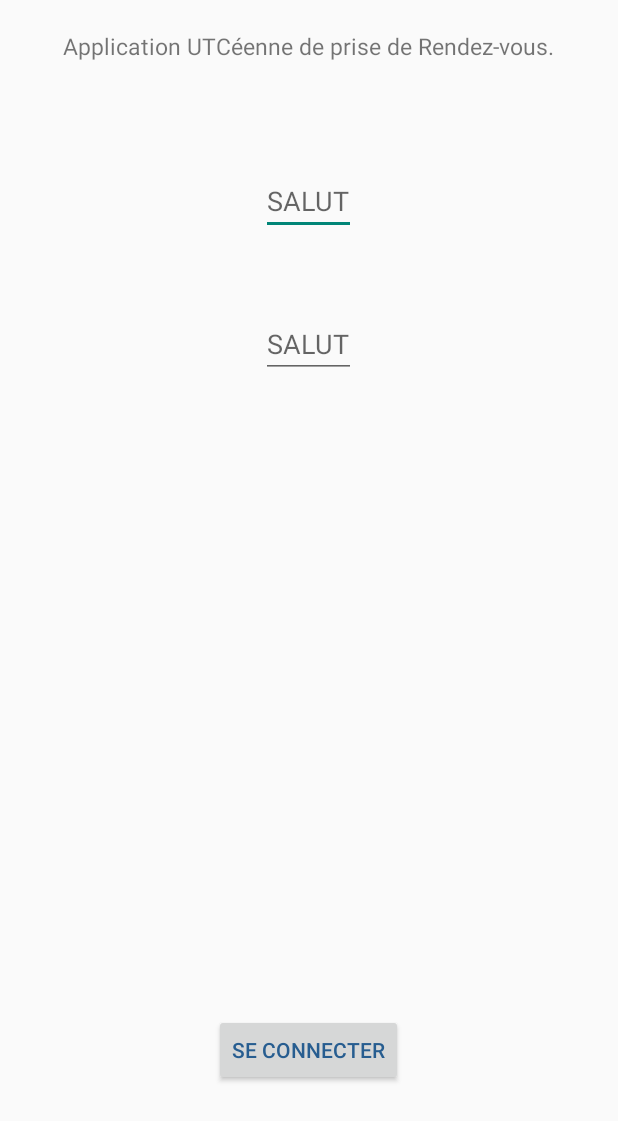
After one commit to 5k4nd/ReuniUT, an Android app: the layout activity_menu.xml on its own in the app's theme, with its tools: preview values and no code run, on a phone screen of 412 x 824 dp. The commit adds this screen. Shown: the top 1121 px of the screen. Run offline under Robolectric (Android 15) with nearby library versions, the phone set to English and light mode, and no system bars.

Commit message:
ajout du menu

```diff
--- a/app/src/main/java/fr/baptabl/reuniut/Creneau.java
+++ b/app/src/main/java/fr/baptabl/reuniut/Creneau.java
@@ -1,11 +1,12 @@
 package fr.baptabl.reuniut;
 
-import java.util;
+//import java.util;
+
+import java.util.Date;
 
 /**
  * Created by Quentin on 10/12/14.
  */
-
 
 public class Creneau{
 	private Date debut;
--- a/app/src/main/java/fr/baptabl/reuniut/ReuniUTActivity.java
+++ b/app/src/main/java/fr/baptabl/reuniut/ReuniUTActivity.java
@@ -1,5 +1,6 @@
 package fr.baptabl.reuniut;
 
+import android.content.Intent;
 import android.support.v7.app.ActionBarActivity;
 import android.os.Bundle;
 import android.view.Menu;
@@ -14,7 +15,6 @@ import android.widget.Toast;
 
 import org.apache.http.client.HttpClient;
 import org.apache.http.impl.client.DefaultHttpClient;
-
 
 public class ReuniUTActivity extends ActionBarActivity implements View.OnClickListener/*, ImageGetter*/ {
     /*
@@ -71,10 +71,12 @@ public class ReuniUTActivity extends ActionBarActivity implements View.OnClickLi
         Toast toast = Toast.makeText(this,strKeeplog, duration);
         toast.show();
 
+        Intent newActivity = new Intent(ReuniUTActivity.this, ReuniUTMenu.class);
 
+        // on rajoute un extra
+        //newActivity.putExtra(AGE, 31);
 
-
-
+        startActivity(newActivity);
 
     }
 
--- /dev/null
+++ b/app/src/main/java/fr/baptabl/reuniut/ReuniUTMenu.java
@@ -0,0 +1,24 @@
+package fr.baptabl.reuniut;
+
+import android.content.Intent;
+import android.os.Bundle;
+import android.support.v7.app.ActionBarActivity;
+
+/**
+ * Created by bat on 10/12/14.
+ */
+
+public class ReuniUTMenu extends ActionBarActivity {
+    @Override
+    public void onCreate(Bundle savedInstanceState) {
+        super.onCreate(savedInstanceState);
+        setContentView(R.layout.activity_menu);
+
+        Intent i = getIntent(); //on récupère le parent
+
+        //on récupère l'extra passé
+        //int age = i.getIntExtra(ReuniUTActivity.AGE, 0);
+
+
+    }
+}
--- a/app/src/main/java/fr/baptabl/reuniut/Reunion.java
+++ b/app/src/main/java/fr/baptabl/reuniut/Reunion.java
@@ -1,10 +1,11 @@
 package fr.baptabl.reuniut;
 
-import java.util;
+import java.util.Date;
 
 /**
  * Created by jean on 20/11/14.
  */
+
 public class Reunion {
 	private Groupe essentiel;
 	private Groupe optionnel;
@@ -29,11 +30,11 @@ public class Reunion {
 
 	//Getters and Setters
 	private void setEssentiel(Groupe groupe){
-		this.groupe=groupe;
+		this.essentiel=groupe;
 	}
 
 	private void setOptionnel(Groupe groupe){
-		this.groupe=groupe;
+		this.essentiel=groupe;
 	}
 
 	private EnsCreneau trouveCreneau(){
--- a/app/src/main/java/fr/baptabl/reuniut/UTCeenManager.java
+++ b/app/src/main/java/fr/baptabl/reuniut/UTCeenManager.java
@@ -3,6 +3,7 @@ package fr.baptabl.reuniut;
 /**
  * Created by jean on 20/11/14.
  */
+
 public class UTCeenManager {
 	private UTCeen utceen;
 	private UTCeen first;
@@ -42,7 +43,7 @@ public class UTCeenManager {
 	private void ajoutUTCeen(String nom, String prenom, String login){
 	}
 
-	private UTCceen getUTCeen(String nom, String prenom, String login){return null;}
+	//private UTCceen getUTCeen(String nom, String prenom, String login){return null;}
 
 
 }
--- /dev/null
+++ b/app/src/main/res/layout/activity_menu.xml
@@ -0,0 +1,114 @@
+<?xml version="1.0" encoding="utf-8"?>
+
+<!-- un Layout hérite toujours de la classe abstraite ViewGroup, qui elle-même hérite de View -->
+<!-- un Widget hérite également de View -->
+<!-- un VieGroup peut contenir un View -->
+<!-- donc TOUT peut s'imbriquer -->
+
+<RelativeLayout
+    xmlns:android="http://schemas.android.com/apk/res/android"
+    xmlns:tools="http://schemas.android.com/tools"
+    android:layout_width="match_parent"
+    android:layout_height="match_parent"
+    android:orientation="vertical"
+    >
+
+    <!-- TAILLES
+    match (fill avant la V8): autant de place que le parent
+    wrap: le moins de place possible
+    dp: sorte de pourcentage de pixels, relatif à l'écran donc "universel" ;-)
+    -->
+
+    <!--
+    android:paddingBottom="@dimen/activity_vertical_margin"
+    android:paddingLeft="@dimen/activity_horizontal_margin"
+    android:paddingRight="@dimen/activity_horizontal_margin"
+    android:paddingTop="@dimen/activity_vertical_margin"
+    tools:context="com.baptabl.reutc.MainActivity" >
+	-->
+
+    <!-- inutile > barre en haut ?
+    <TextView
+        android:id="@+id/txtTitle"
+        android:layout_width="wrap_content"
+        android:layout_height="50dp"
+        android:layout_alignParentTop="true"
+        android:layout_centerHorizontal="true"
+        android:layout_marginTop="0dp"
+        android:padding="2dp"
+        android:text="@string/app_name"
+        android:textColor="#ff680f"
+        android:textSize="25sp"
+        tools:context=".MainActivity"
+        />
+-->
+
+    <TextView
+        android:id="@+id/txtPrez"
+        android:layout_width="wrap_content"
+        android:layout_height="wrap_content"
+        android:layout_alignParentTop="true"
+        android:layout_marginTop="20dp"
+        android:layout_centerHorizontal="true"
+        android:text="@string/description"
+        android:textSize="15sp"
+        tools:context=".MainActivity"
+        />
+
+
+
+    <EditText
+        android:id="@+id/fieldLogin"
+        android:layout_width="wrap_content"
+        android:layout_height="wrap_content"
+        android:layout_below="@id/txtPrez"
+        android:layout_marginTop="70dp"
+        android:layout_centerHorizontal="true"
+        android:inputType="textPersonName"
+        android:hint="SALUT"
+        /> <!-- android:text="@string/storedLogin"  -->
+
+
+    <EditText
+        android:id="@+id/fieldPasswd"
+        android:layout_width="wrap_content"
+        android:layout_height="wrap_content"
+        android:layout_marginTop="50dp"
+        android:inputType="textPassword"
+        android:hint="SALUT"
+        android:layout_centerVertical="true"
+        android:layout_centerHorizontal="true"
+        android:layout_below="@id/fieldLogin" />
+
+
+    <Button
+        android:id="@+id/buttLogin"
+        android:layout_width="wrap_content"
+        android:layout_height="wrap_content"
+
+        android:text="@string/logingIn"
+        android:textColor="#275d90"
+        android:layout_alignParentBottom="true"
+        android:layout_centerHorizontal="true"
+        android:layout_marginBottom="100dp" />
+
+
+</RelativeLayout>
+
+    <!--  CHOIX DES CRÉNEAUX
+    <RadioGroup
+        android:layout_width="wrap_content"
+        android:layout_height="wrap_content"
+        android:orientation="horizontal" >
+        <RadioButton
+            android:layout_width="wrap_content"
+            android:layout_height="wrap_content"
+            android:checked="true" />
+        <RadioButton
+            android:layout_width="wrap_content"
+            android:layout_height="wrap_content" />
+        <RadioButton
+            android:layout_width="wrap_content"
+            android:layout_height="wrap_content" />
+    </RadioGroup>
+     -->
--- a/app/src/main/res/values/strings.xml
+++ b/app/src/main/res/values/strings.xml
@@ -12,4 +12,6 @@
 
     <string name="bold">ceci est un <b>gros</b> mot !</string>
 
+
+
 </resources>
```
